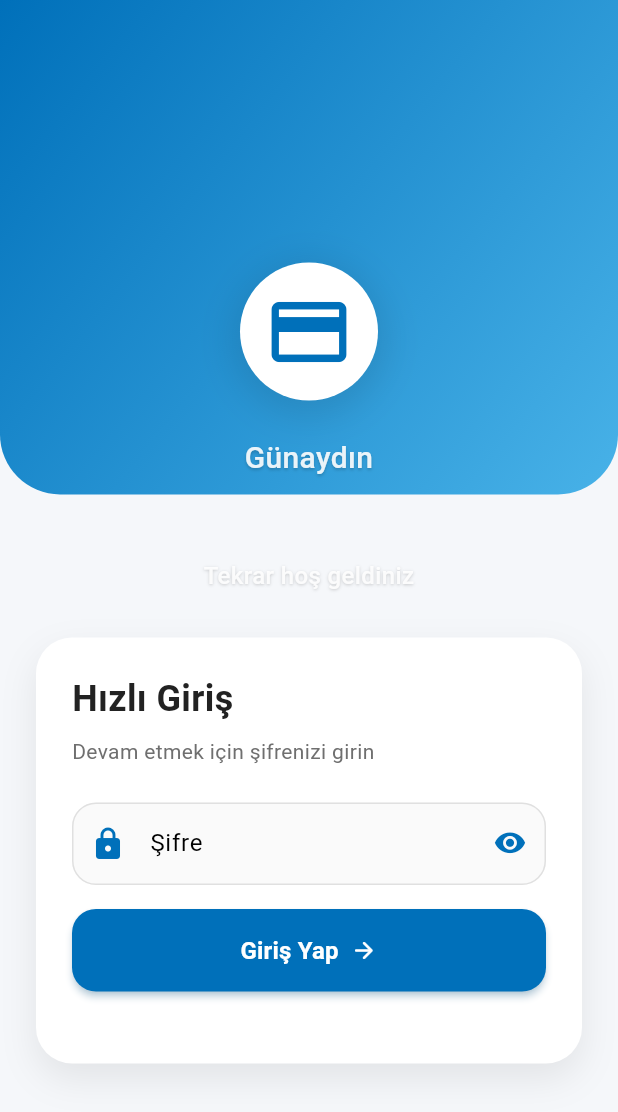
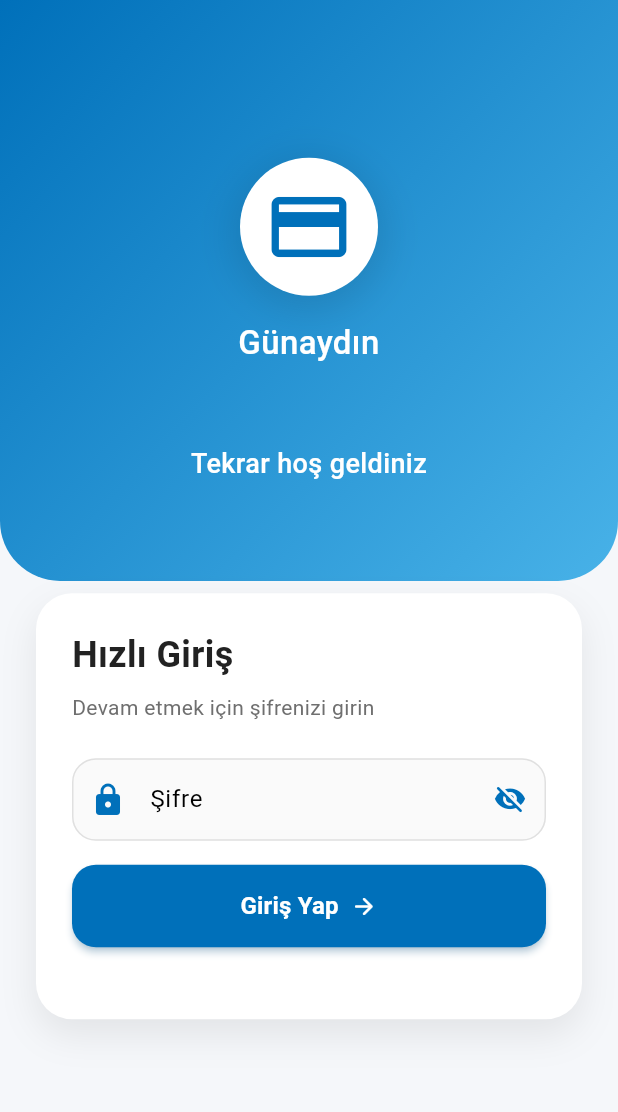
Before and after one commit to YusufAkin27/bincard_frontend, a Flutter app: the RefreshLoginScreen screen opened by its route, on a phone screen of 412 x 824 dp. Shown: the top 1112 px of the screen. Run offline on Flutter 3.47's test engine with Material 3 defaults, Android fonts, the phone set to English and light mode, and no system bars; our stand-ins replace dio, flutter_secure_storage, font_awesome_flutter, geolocator, google_fonts, google_maps_flutter and 7 more; missing offline and left inert: nfc_manager; accounts and stored records are empty; network calls fail.

Commit message:
tasarımsal buglar çözüldü

```diff
--- a/lib/screens/auth/refresh_login_screen.dart
+++ b/lib/screens/auth/refresh_login_screen.dart
@@ -552,82 +552,11 @@ class _RefreshLoginScreenState extends State<RefreshLoginScreen>
     }
   }
 
-  @override
-  Widget build(BuildContext context) {
-    // Ekran boyutunu bir kez al
-    final size = MediaQuery.of(context).size;
-
-    // Önbelleğe alma işlemi için precacheImage kullan
-    precacheImage(const AssetImage('assets/images/logo.png'), context);
-
-    return Scaffold(
-      backgroundColor: AppTheme.backgroundColor,
-      body: Stack(
-        children: [
-          // Üst kısımdaki dekoratif gradient
-          Positioned(
-            top: 0,
-            left: 0,
-            right: 0,
-            height: size.height * 0.4,
-            child: Container(
-              decoration: BoxDecoration(
-                gradient: LinearGradient(
-                  colors: AppTheme.blueGradient,
-                  begin: Alignment.topLeft,
-                  end: Alignment.bottomRight,
-                ),
-                borderRadius: const BorderRadius.only(
-                  bottomLeft: Radius.circular(40),
-                  bottomRight: Radius.circular(40),
-                ),
-              ),
-            ),
-          ),
-
-          // Ana içerik - Animasyonu sadece ilk yüklemede göster
-          SafeArea(
-            child: _isInitialized
-              ? FadeTransition(
-                  opacity: _fadeAnimation,
-                  child: SlideTransition(
-                    position: _slideAnimation,
-                    child: _buildMainContent(),
-                  ),
-                )
-              : const Center(
-                  child: CircularProgressIndicator(),
-                ),
-          ),
-        ],
-      ),
-    );
-  }
-
-  Widget _buildMainContent() {
-    return Center(
-      child: SingleChildScrollView(
-        padding: const EdgeInsets.symmetric(horizontal: 24.0),
-        child: Form(
-          key: _formKey,
-          child: Column(
-            mainAxisAlignment: MainAxisAlignment.center,
-            crossAxisAlignment: CrossAxisAlignment.stretch,
-            children: [
-              _buildHeader(),
-              const SizedBox(height: 30),
-              _buildLoginCard(),
-            ],
-          ),
-        ),
-      ),
-    );
-  }
-
-  Widget _buildHeader() {
+  // Mavi alanın içindeki karşılama içeriği
+  Widget _buildWelcomeContent() {
     return Column(
+      mainAxisAlignment: MainAxisAlignment.center,
       children: [
-        const SizedBox(height: 60),
         // Logo ve ikon
         Container(
           padding: const EdgeInsets.all(16),
@@ -645,18 +574,28 @@ class _RefreshLoginScreenState extends State<RefreshLoginScreen>
           ),
           child: Icon(
             Icons.credit_card,
-            size: 60,
+            size: 60, // Logo boyutunu 50'den 60'a büyüttüm
             color: AppTheme.primaryColor,
           ),
         ),
-        const SizedBox(height: 24),
-        // Kullanıcı adı ile selamlama mesajı
+        const SizedBox(height: 16),
+        // Greeting message
         Text(
           _getGreetingMessage(),
-          style: TextStyle(
-            fontSize: 20,
+          style: const TextStyle(
+            fontSize: 22, // Yazı boyutunu 18'den 22'ye büyüttüm
             fontWeight: FontWeight.w500,
-            color: Colors.white.withOpacity(0.9),
+            color: Colors.white,
+          ),
+          textAlign: TextAlign.center,
+        ),
+        const SizedBox(height: 8),
+        // User name
+        Text(
+          _userName ?? 'Değerli Kullanıcı',
+          style: Theme.of(context).textTheme.headlineMedium?.copyWith( // headlineSmall yerine headlineMedium (daha büyük)
+            fontWeight: FontWeight.bold,
+            color: Colors.white,
             shadows: [
               Shadow(
                 color: Colors.black.withOpacity(0.2),
@@ -668,41 +607,39 @@ class _RefreshLoginScreenState extends State<RefreshLoginScreen>
           textAlign: TextAlign.center,
         ),
         const SizedBox(height: 8),
-        Text(
-          _userName ?? 'Değerli Kullanıcı',
-          style: Theme.of(context).textTheme.headlineMedium?.copyWith(
-            fontWeight: FontWeight.bold,
-            color: Colors.white,
-            shadows: [
-              Shadow(
-                color: Colors.black.withOpacity(0.2),
-                blurRadius: 4,
-                offset: const Offset(0, 2),
-              ),
-            ],
-          ),
-          textAlign: TextAlign.center,
-        ),
-        const SizedBox(height: 8),
+        // Welcome back message
         Text(
           'Tekrar hoş geldiniz',
-          style: TextStyle(
-            fontSize: 16,
-            color: Colors.white.withOpacity(0.9),
+          style: const TextStyle(
+            fontSize: 18, // 16'dan 18'e büyüttüm
             fontWeight: FontWeight.w500,
-            shadows: [
-              Shadow(
-                color: Colors.black.withOpacity(0.2),
-                blurRadius: 2,
-                offset: const Offset(0, 1),
-              ),
-            ],
+            color: Colors.white,
           ),
           textAlign: TextAlign.center,
         ),
       ],
     );
   }
+
+  // Login formunu içeren kart için yeni metod
+  Widget _buildLoginFormContent() {
+    return Padding(
+      padding: EdgeInsets.only(
+        top: MediaQuery.of(context).size.height * 0.48, // Mavi alan ile form arasındaki mesafeyi artırdım (0.42 -> 0.48)
+        left: 24,
+        right: 24,
+      ),
+      child: SingleChildScrollView(
+        physics: const BouncingScrollPhysics(),
+        child: Form(
+          key: _formKey,
+          child: _buildLoginCard(),
+        ),
+      ),
+    );
+  }
+
+  // Eski buildHeader metodu yeni buildWelcomeContent metoduyla değiştirildi
 
   Widget _buildLoginCard() {
     return Container(
@@ -774,8 +711,8 @@ class _RefreshLoginScreenState extends State<RefreshLoginScreen>
         suffixIcon: IconButton(
           icon: Icon(
             _obscurePassword
-                ? Icons.visibility_rounded
-                : Icons.visibility_off_rounded,
+                ? Icons.visibility_off_rounded    // Şifre gizli iken kapalı göz ikonu
+                : Icons.visibility_rounded,       // Şifre görünür iken açık göz ikonu
             color: AppTheme.primaryColor,
             size: 22,
           ),
@@ -919,4 +856,102 @@ class _RefreshLoginScreenState extends State<RefreshLoginScreen>
       ),
     );
   }
+
+  // Yükleniyor göstergesi
+  Widget _buildLoadingOverlay() {
+    return Container(
+      color: Colors.black.withOpacity(0.3), // Arka planı daha şeffaf yaptım
+      width: double.infinity,
+      height: double.infinity,
+      child: Center(
+        child: Container(
+          padding: const EdgeInsets.all(16), // Daha küçük padding
+          decoration: BoxDecoration(
+            color: Colors.grey.shade200.withOpacity(0.8), // Beyaz yerine açık gri ve yarı şeffaf
+            shape: BoxShape.circle, // Yuvarlak bir container
+            boxShadow: [
+              BoxShadow(
+                color: Colors.black.withOpacity(0.05), // Daha az belirgin gölge
+                blurRadius: 10,
+                spreadRadius: 0,
+                offset: const Offset(0, 3),
+              ),
+            ],
+          ),
+          // Sadece CircularProgressIndicator göster, yazı yok
+          child: CircularProgressIndicator(
+            valueColor: AlwaysStoppedAnimation<Color>(AppTheme.primaryColor),
+            strokeWidth: 3.0, // Biraz daha kalın çizgi
+            backgroundColor: Colors.grey.withOpacity(0.2), // Gri ve düşük opaklıkta arka plan
+          ),
+        ),
+      ),
+    );
+  }
+
+  @override
+  Widget build(BuildContext context) {
+    // Ekran boyutunu bir kez al
+    final size = MediaQuery.of(context).size;
+
+    // Önbelleğe alma işlemi için precacheImage kullan
+    precacheImage(const AssetImage('assets/images/logo.png'), context);
+
+    return Scaffold(
+      backgroundColor: AppTheme.backgroundColor,
+      body: Stack(
+        children: [
+          // Üst kısımdaki dekoratif gradient
+          Positioned(
+            top: 0,
+            left: 0,
+            right: 0,
+            height: size.height * 0.47, // Mavi alanı biraz daha genişlettim
+            child: Container(
+              decoration: BoxDecoration(
+                gradient: LinearGradient(
+                  colors: AppTheme.blueGradient,
+                  begin: Alignment.topLeft,
+                  end: Alignment.bottomRight,
+                ),
+                borderRadius: const BorderRadius.only(
+                  bottomLeft: Radius.circular(40),
+                  bottomRight: Radius.circular(40),
+                ),
+              ),
+              // Mavi alanın içine doğrudan logo ve selamlama metinleri ekle
+              child: _isInitialized
+                ? SafeArea(
+                    child: Padding(
+                      padding: const EdgeInsets.only(top: 40),
+                      child: _buildWelcomeContent(),
+                    ),
+                  )
+                : const Center(
+                    child: CircularProgressIndicator(
+                      color: Colors.white,
+                    ),
+                  ),
+            ),
+          ),
+
+          // Login kartını ana içeriğin bir parçası olarak ekle
+          SafeArea(
+            child: _isInitialized
+              ? FadeTransition(
+                  opacity: _fadeAnimation,
+                  child: SlideTransition(
+                    position: _slideAnimation,
+                    child: _buildLoginFormContent(),
+                  ),
+                )
+              : const SizedBox(),
+          ),
+
+          // Loading overlay
+          if (_isLoading) _buildLoadingOverlay(),
+        ],
+      ),
+    );
+  }
 }
--- a/lib/screens/home_screen.dart
+++ b/lib/screens/home_screen.dart
@@ -18,6 +18,7 @@ import 'search_screen.dart';
 import 'feedback_screen.dart';
 import 'map_screen.dart';
 import 'card_renewal_screen.dart';
+import '../services/secure_storage_service.dart';
 
 class HomeScreen extends StatefulWidget {
   const HomeScreen({super.key});
@@ -31,6 +32,7 @@ class _HomeScreenState extends State<HomeScreen>
   int _selectedIndex = 0;
   late AnimationController _animationController;
   late Animation<double> _animation;
+  String _userName = ""; // Kullanıcı adını tutacak değişken
 
   // Kullanıcının kayıtlı kartları
   final List<Map<String, dynamic>> _cards = [
@@ -67,6 +69,25 @@ class _HomeScreenState extends State<HomeScreen>
       curve: Curves.easeInOut,
     );
     _animationController.forward();
+
+    // Kullanıcı adını al
+    _loadUserName();
+  }
+
+  // Kullanıcı adını güvenli depolamadan yükle
+  Future<void> _loadUserName() async {
+    final secureStorage = SecureStorageService();
+    final firstName = await secureStorage.getUserFirstName();
+
+    if (firstName != null && firstName.isNotEmpty) {
+      setState(() {
+        _userName = firstName;
+      });
+    } else {
+      setState(() {
+        _userName = "Misafir"; // Eğer ad bulunamazsa varsayılan değer
+      });
+    }
   }
 
   @override
@@ -151,7 +172,7 @@ class _HomeScreenState extends State<HomeScreen>
                     end: Offset.zero,
                   ).animate(_animation),
                   child: Text(
-                    'Merhaba, Ahmet',
+                    'Merhaba, $_userName',
                     style: Theme.of(context).textTheme.titleMedium?.copyWith(
                       fontWeight: FontWeight.bold,
                       color: AppTheme.textPrimaryColor,
```
